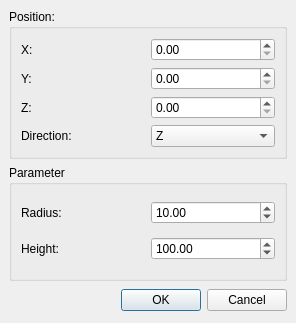
First picture: the form in src/Mod/Part/Gui/DlgPartCylinder.ui, repository berndhahnebach/All_FreeCAD, before the edit.
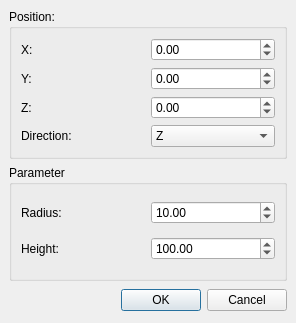
Second picture: the form after the edit.

The edit to the form file:
```diff
--- a/src/Mod/Part/Gui/DlgPartCylinder.ui
+++ b/src/Mod/Part/Gui/DlgPartCylinder.ui
@@ -143,6 +143,9 @@
         <property name="maximum" >
          <double>2.14748e+09</double>
         </property>
+        <property name="minimum" >
+         <double>-2.14748e+09</double>
+        </property>
        </widget>
       </item>
       <item row="1" column="1" >
@@ -150,6 +153,9 @@
         <property name="maximum" >
          <double>2.14748e+09</double>
         </property>
+        <property name="minimum" >
+         <double>-2.14748e+09</double>
+        </property>
        </widget>
       </item>
       <item row="0" column="1" >
@@ -157,6 +163,9 @@
         <property name="maximum" >
          <double>2.14748e+09</double>
         </property>
+        <property name="minimum" >
+         <double>-2.14748e+09</double>
+        </property>
        </widget>
       </item>
      </layout>
```
